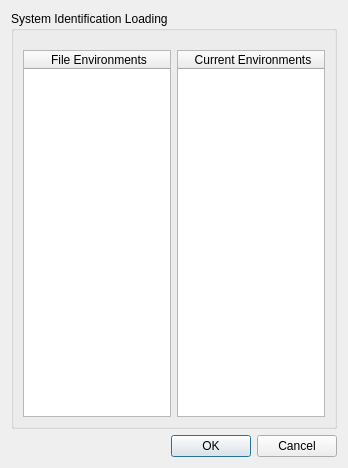
Qt form src/rattlesnake/user_interface/ui_files/system_identification_selector.ui (sandialabs/rattlesnake-vibration-controller) before a commit.
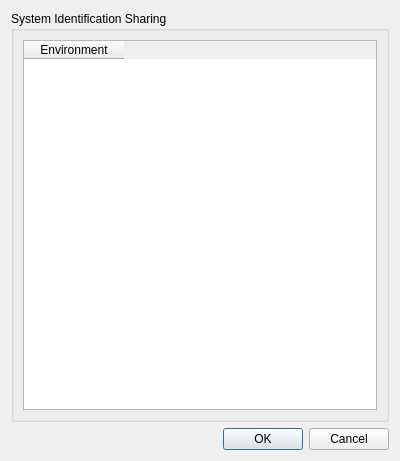
The same form after that commit.

Commit message: Started working towards allowing system identification environments to share sysid data packages.

What changed in the file:
```diff
--- a/src/rattlesnake/user_interface/ui_files/system_identification_selector.ui
+++ b/src/rattlesnake/user_interface/ui_files/system_identification_selector.ui
@@ -6,8 +6,8 @@
    <rect>
     <x>0</x>
     <y>0</y>
-    <width>348</width>
-    <height>468</height>
+    <width>400</width>
+    <height>461</height>
    </rect>
   </property>
   <property name="windowTitle">
@@ -17,39 +17,17 @@
    <item>
     <widget class="QGroupBox" name="system_id_groupbox">
      <property name="title">
-      <string>System Identification Loading</string>
+      <string>System Identification Sharing</string>
      </property>
      <layout class="QVBoxLayout" name="verticalLayout_2">
       <item>
-       <layout class="QHBoxLayout" name="horizontalLayout">
-        <property name="topMargin">
-         <number>10</number>
-        </property>
-        <item>
-         <widget class="QTableWidget" name="file_table_widget">
-          <attribute name="horizontalHeaderDefaultSectionSize">
-           <number>150</number>
-          </attribute>
+       <widget class="QTableWidget" name="target_environment_table">
           <column>
            <property name="text">
-            <string>File Environments</string>
+          <string>Environment</string>
            </property>
           </column>
          </widget>
-        </item>
-        <item>
-         <widget class="QTableWidget" name="current_table_widget">
-          <attribute name="horizontalHeaderDefaultSectionSize">
-           <number>150</number>
-          </attribute>
-          <column>
-           <property name="text">
-            <string>Current Environments</string>
-           </property>
-          </column>
-         </widget>
-        </item>
-       </layout>
       </item>
      </layout>
     </widget>
```
Lines whose indentation alone changed are shown as unchanged. The commit also changes 7 other files.
